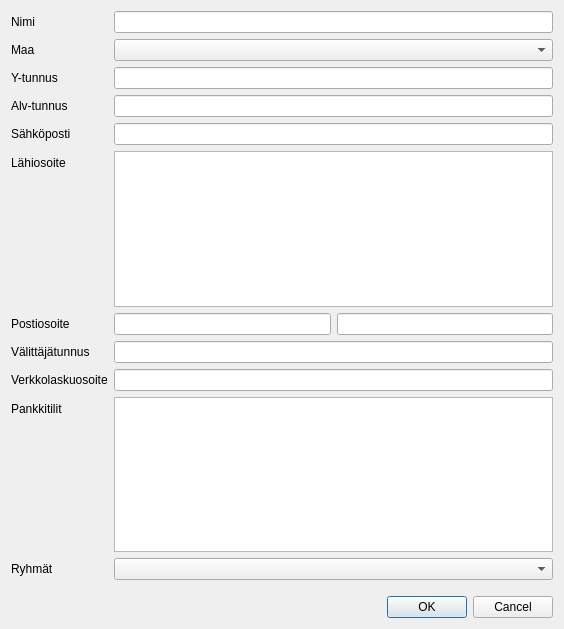
Qt form kitupiikki/rekisteri/asiakastoimittajadlg.ui (artoh/kitupiikki) before a commit.
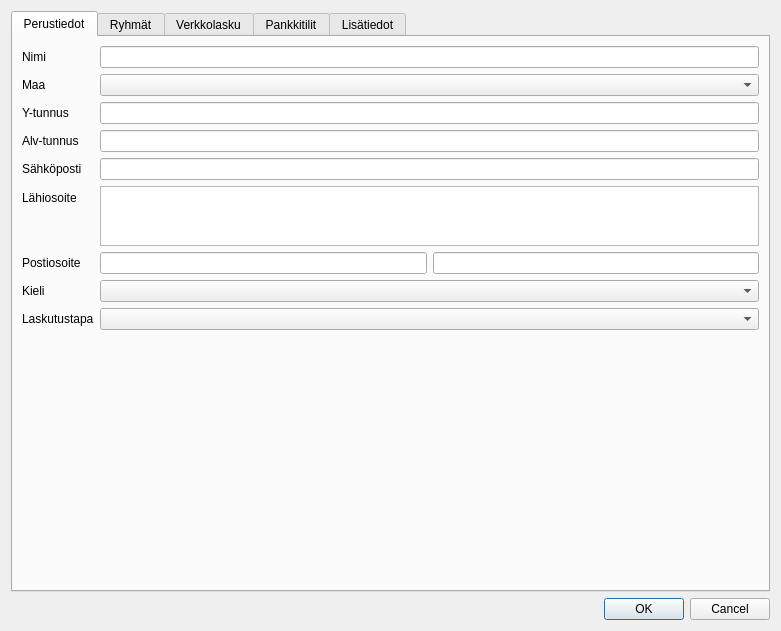
The same form after that commit. Icons and pictures are not drawn. Custom widgets are drawn as their Qt base class.

Patch:
```diff
--- a/kitupiikki/rekisteri/asiakastoimittajadlg.ui
+++ b/kitupiikki/rekisteri/asiakastoimittajadlg.ui
@@ -6,13 +6,27 @@
    <rect>
     <x>0</x>
     <y>0</y>
-    <width>564</width>
-    <height>629</height>
+    <width>781</width>
+    <height>631</height>
    </rect>
   </property>
   <property name="windowTitle">
    <string>Asiakkaan / toimittajan tiedot</string>
   </property>
+  <layout class="QVBoxLayout" name="verticalLayout_3">
+   <item>
+    <widget class="QTabWidget" name="tabWidget">
+     <property name="currentIndex">
+      <number>0</number>
+     </property>
+     <widget class="QWidget" name="tab">
+      <attribute name="icon">
+       <iconset resource="../pic/pic.qrc">
+        <normaloff>:/pic/mies.png</normaloff>:/pic/mies.png</iconset>
+      </attribute>
+      <attribute name="title">
+       <string>Perustiedot</string>
+      </attribute>
   <layout class="QFormLayout" name="formLayout">
    <item row="0" column="0">
     <widget class="QLabel" name="label">
@@ -92,6 +106,12 @@
    </item>
    <item row="5" column="1">
     <widget class="QPlainTextEdit" name="osoiteEdit">
+         <property name="maximumSize">
+          <size>
+           <width>16777215</width>
+           <height>60</height>
+          </size>
+         </property>
      <property name="tabChangesFocus">
       <bool>true</bool>
      </property>
@@ -117,63 +137,65 @@
      </item>
     </layout>
    </item>
-   <item row="10" column="0">
-    <widget class="QLabel" name="tilitLabel">
+       <item row="7" column="0">
+        <widget class="QLabel" name="label_3">
      <property name="text">
-      <string>Pankkitilit</string>
-     </property>
-     <property name="buddy">
-      <cstring>tilitLista</cstring>
-     </property>
-    </widget>
-   </item>
-   <item row="12" column="1">
-    <spacer name="verticalSpacer">
-     <property name="orientation">
-      <enum>Qt::Vertical</enum>
-     </property>
-     <property name="sizeHint" stdset="0">
-      <size>
-       <width>20</width>
-       <height>40</height>
-      </size>
-     </property>
-    </spacer>
-   </item>
-   <item row="13" column="1">
-    <widget class="QDialogButtonBox" name="buttonBox">
-     <property name="orientation">
-      <enum>Qt::Horizontal</enum>
-     </property>
-     <property name="standardButtons">
-      <set>QDialogButtonBox::Cancel|QDialogButtonBox::Ok</set>
-     </property>
-    </widget>
-   </item>
-   <item row="10" column="1">
-    <widget class="QListWidget" name="tilitLista">
-     <property name="editTriggers">
-      <set>QAbstractItemView::AllEditTriggers</set>
-     </property>
-     <property name="alternatingRowColors">
-      <bool>true</bool>
-     </property>
-    </widget>
+          <string>Kieli</string>
+         </property>
+        </widget>
+       </item>
+       <item row="7" column="1">
+        <widget class="QComboBox" name="kieliCombo"/>
    </item>
    <item row="8" column="0">
-    <widget class="QLabel" name="ovtLabel">
+        <widget class="QLabel" name="label_7">
      <property name="text">
-      <string>Verkkolaskuosoite</string>
-     </property>
-     <property name="buddy">
-      <cstring>ovtEdit</cstring>
+          <string>Laskutustapa</string>
      </property>
     </widget>
    </item>
    <item row="8" column="1">
-    <widget class="QLineEdit" name="ovtEdit"/>
-   </item>
-   <item row="7" column="0">
+        <widget class="QComboBox" name="laskutapaCombo"/>
+       </item>
+       <item row="9" column="1">
+        <spacer name="verticalSpacer">
+         <property name="orientation">
+          <enum>Qt::Vertical</enum>
+         </property>
+         <property name="sizeHint" stdset="0">
+          <size>
+           <width>612</width>
+           <height>107</height>
+          </size>
+         </property>
+        </spacer>
+       </item>
+      </layout>
+     </widget>
+     <widget class="QWidget" name="tab_2">
+      <attribute name="icon">
+       <iconset resource="../pic/pic.qrc">
+        <normaloff>:/pic/asiakkaat.png</normaloff>:/pic/asiakkaat.png</iconset>
+      </attribute>
+      <attribute name="title">
+       <string>Ryhmät</string>
+      </attribute>
+      <layout class="QVBoxLayout" name="verticalLayout_4">
+       <item>
+        <widget class="RyhmaValintaListWidget" name="ryhmatWidget"/>
+       </item>
+      </layout>
+     </widget>
+     <widget class="QWidget" name="tab_3">
+      <attribute name="icon">
+       <iconset resource="../pic/pic.qrc">
+        <normaloff>:/pic/verkkolasku.png</normaloff>:/pic/verkkolasku.png</iconset>
+      </attribute>
+      <attribute name="title">
+       <string>Verkkolasku</string>
+      </attribute>
+      <layout class="QFormLayout" name="formLayout_2">
+       <item row="0" column="0">
     <widget class="QLabel" name="valittajaLabel">
      <property name="text">
       <string>Välittäjätunnus</string>
@@ -183,19 +205,81 @@
      </property>
     </widget>
    </item>
-   <item row="7" column="1">
+       <item row="0" column="1">
     <widget class="QLineEdit" name="valittajaEdit"/>
    </item>
-   <item row="11" column="1">
-    <widget class="CheckCombo" name="ryhmaCombo"/>
-   </item>
-   <item row="11" column="0">
-    <widget class="QLabel" name="ryhmatLabel">
+       <item row="1" column="0">
+        <widget class="QLabel" name="ovtLabel">
      <property name="text">
-      <string>Ryhmät</string>
+          <string>Verkkolaskuosoite</string>
      </property>
      <property name="buddy">
-      <cstring>ryhmaCombo</cstring>
+          <cstring>ovtEdit</cstring>
+         </property>
+        </widget>
+       </item>
+       <item row="1" column="1">
+        <widget class="QLineEdit" name="ovtEdit"/>
+       </item>
+       <item row="2" column="1">
+        <spacer name="verticalSpacer_2">
+         <property name="orientation">
+          <enum>Qt::Vertical</enum>
+         </property>
+         <property name="sizeHint" stdset="0">
+          <size>
+           <width>569</width>
+           <height>421</height>
+          </size>
+         </property>
+        </spacer>
+       </item>
+      </layout>
+     </widget>
+     <widget class="QWidget" name="tab_4">
+      <attribute name="icon">
+       <iconset resource="../pic/pic.qrc">
+        <normaloff>:/pic/pankki.png</normaloff>:/pic/pankki.png</iconset>
+      </attribute>
+      <attribute name="title">
+       <string>Pankkitilit</string>
+      </attribute>
+      <layout class="QVBoxLayout" name="verticalLayout">
+       <item>
+        <widget class="QListWidget" name="tilitLista">
+         <property name="editTriggers">
+          <set>QAbstractItemView::AllEditTriggers</set>
+         </property>
+         <property name="alternatingRowColors">
+          <bool>true</bool>
+         </property>
+        </widget>
+       </item>
+      </layout>
+     </widget>
+     <widget class="QWidget" name="tab_5">
+      <attribute name="icon">
+       <iconset resource="../pic/pic.qrc">
+        <normaloff>:/pic/kommentti.png</normaloff>:/pic/kommentti.png</iconset>
+      </attribute>
+      <attribute name="title">
+       <string>Lisätiedot</string>
+      </attribute>
+      <layout class="QVBoxLayout" name="verticalLayout_2">
+       <item>
+        <widget class="QPlainTextEdit" name="lisatietoEdit"/>
+       </item>
+      </layout>
+     </widget>
+    </widget>
+   </item>
+   <item>
+    <widget class="QDialogButtonBox" name="buttonBox">
+     <property name="orientation">
+      <enum>Qt::Horizontal</enum>
+     </property>
+     <property name="standardButtons">
+      <set>QDialogButtonBox::Cancel|QDialogButtonBox::Ok</set>
      </property>
     </widget>
    </item>
@@ -203,9 +287,9 @@
  </widget>
  <customwidgets>
   <customwidget>
-   <class>CheckCombo</class>
-   <extends>QComboBox</extends>
-   <header location="global">tools/checkcombo.h</header>
+   <class>RyhmaValintaListWidget</class>
+   <extends>QListWidget</extends>
+   <header location="global">rekisteri/ryhmavalintalistwidget.h</header>
   </customwidget>
  </customwidgets>
  <tabstops>
```
Left out of the diff: 5 changed lines with no effect on the pictures. Lines whose indentation alone changed are shown as unchanged.
